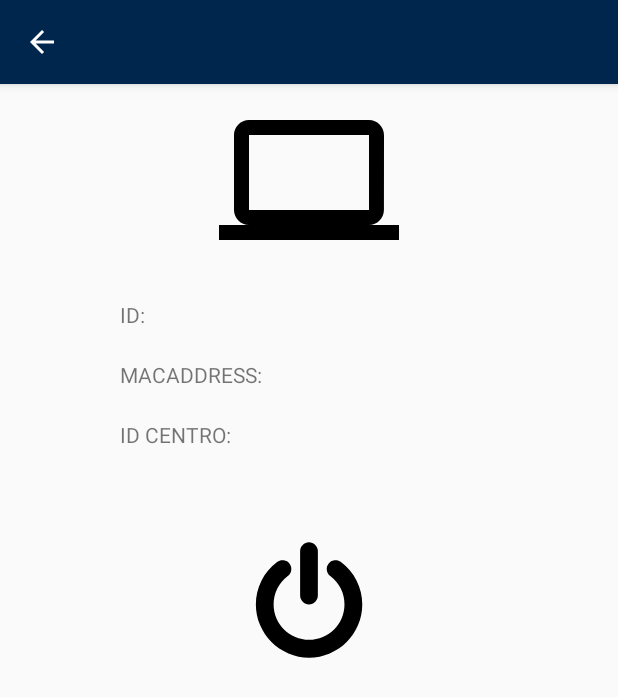
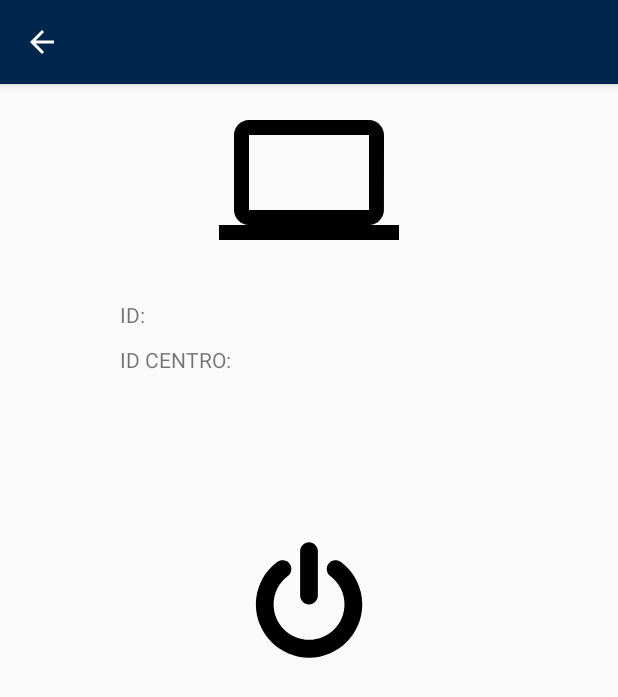
Before and after one commit to kiup/CEC, an Android app: the ComputerDetailActivity screen opened directly, with no data from a screen before it, on a phone screen of 412 x 824 dp. Shown: the top 697 px of the screen. Run offline under Robolectric (Android 15) with nearby library versions, the phone set to English and light mode, and no system bars; 2 statements that could not run were skipped.

Commit message:
cambios en los datos de las computadoras

```diff
--- a/app/src/main/java/com/fmat/uady/cec/model/ComputerData.java
+++ b/app/src/main/java/com/fmat/uady/cec/model/ComputerData.java
@@ -19,14 +19,10 @@ public class ComputerData {
     }
 
     public void initComputers(){
-        computers.add(new Computer("CC1", "A1", "AC:D1:B8:EA:64:91", "192.168.228.120",false));
-        computers.add(new Computer("CC1", "A2", "FG:12:34:45:12", "",false));
-        computers.add(new Computer("CC1", "A3", "FG:12:34:45:12", "",false));
-        computers.add(new Computer("CC1", "A4", "FG:12:34:45:12", "",true));
-        computers.add(new Computer("CC1", "A5", "FG:12:34:45:12", "",false));
-        computers.add(new Computer("CC1", "B1", "FG:12:34:45:12", "",true));
-        computers.add(new Computer("CC1", "B2", "FG:12:34:45:12", "",false));
-        computers.add(new Computer("CC1", "B3", "FG:12:34:45:12", "",false));
+        computers.add(new Computer("CC8", "A1", "00:1C:7B:AA:0F:C4", "",true));
+        computers.add(new Computer("CC8", "A2", "FG:12:34:45:12:59", "",true));
+        computers.add(new Computer("CC8", "A3", "FG:12:34:45:12:76", "",true));
+        computers.add(new Computer("CC8", "A4", "30:14:4A:54:99:9D", "",true));
     }
 
     public void initComputerCenter(){
@@ -36,6 +32,8 @@ public class ComputerData {
         computerCenters.add(new ComputerCenter("CC4"));
         computerCenters.add(new ComputerCenter("CC5"));
         computerCenters.add(new ComputerCenter("CC6"));
+        computerCenters.add(new ComputerCenter("CC7"));
+        computerCenters.add(new ComputerCenter("CC8"));
     }
 
     public ArrayList<Computer> getComputers(){
--- a/app/src/main/res/layout/activity_login.xml
+++ b/app/src/main/res/layout/activity_login.xml
@@ -24,7 +24,7 @@
         android:id="@+id/img_logo"
         android:layout_width="246dp"
         android:layout_height="153dp"
-        android:src="@mipmap/ic_logo"
+        android:src="@mipmap/ic_logo_S"
         tools:ignore="ContentDescription" />
 
     <ScrollView
--- a/app/src/main/res/layout/content_computer_detail.xml
+++ b/app/src/main/res/layout/content_computer_detail.xml
@@ -29,7 +29,7 @@
         android:layout_below="@+id/image_computer"
         android:layout_marginTop="20dp"
         android:layout_marginStart="29dp"
-        android:layout_toEndOf="@+id/text_macaddress"
+        android:layout_toEndOf="@+id/text_id_computer"
         android:text="@string/text_id_computer_example" />
 
     <android.support.v7.widget.AppCompatTextView
@@ -37,7 +37,7 @@
         android:layout_width="wrap_content"
         android:layout_height="wrap_content"
         android:layout_alignParentStart="true"
-        android:layout_marginTop="100dp"
+        android:layout_marginTop="50dp"
         android:layout_marginStart="80dp"
         android:layout_below="@+id/image_computer"
         android:text="@string/text_id_center" />
@@ -47,30 +47,10 @@
         android:layout_width="wrap_content"
         android:layout_height="wrap_content"
         android:layout_below="@+id/image_computer"
-        android:layout_marginTop="100dp"
+        android:layout_marginTop="50dp"
         android:layout_marginStart="29dp"
-        android:layout_toEndOf="@+id/text_macaddress"
+        android:layout_toEndOf="@+id/text_id_center"
         android:text="@string/text_id_center_example" />
-
-    <android.support.v7.widget.AppCompatTextView
-        android:id="@+id/text_macaddress"
-        android:layout_width="wrap_content"
-        android:layout_height="wrap_content"
-        android:layout_alignParentStart="true"
-        android:layout_marginTop="60dp"
-        android:layout_marginStart="80dp"
-        android:layout_below="@+id/image_computer"
-        android:text="@string/text_MACADDRESS" />
-
-    <android.support.v7.widget.AppCompatTextView
-        android:id="@+id/macaddress"
-        android:layout_width="wrap_content"
-        android:layout_height="wrap_content"
-        android:layout_below="@+id/image_computer"
-        android:layout_marginTop="60dp"
-        android:layout_marginStart="29dp"
-        android:layout_toEndOf="@+id/text_macaddress"
-        android:text="@string/text_MACADDRESS_example" />
 
     <ImageView
         android:id="@+id/button_power"
```
